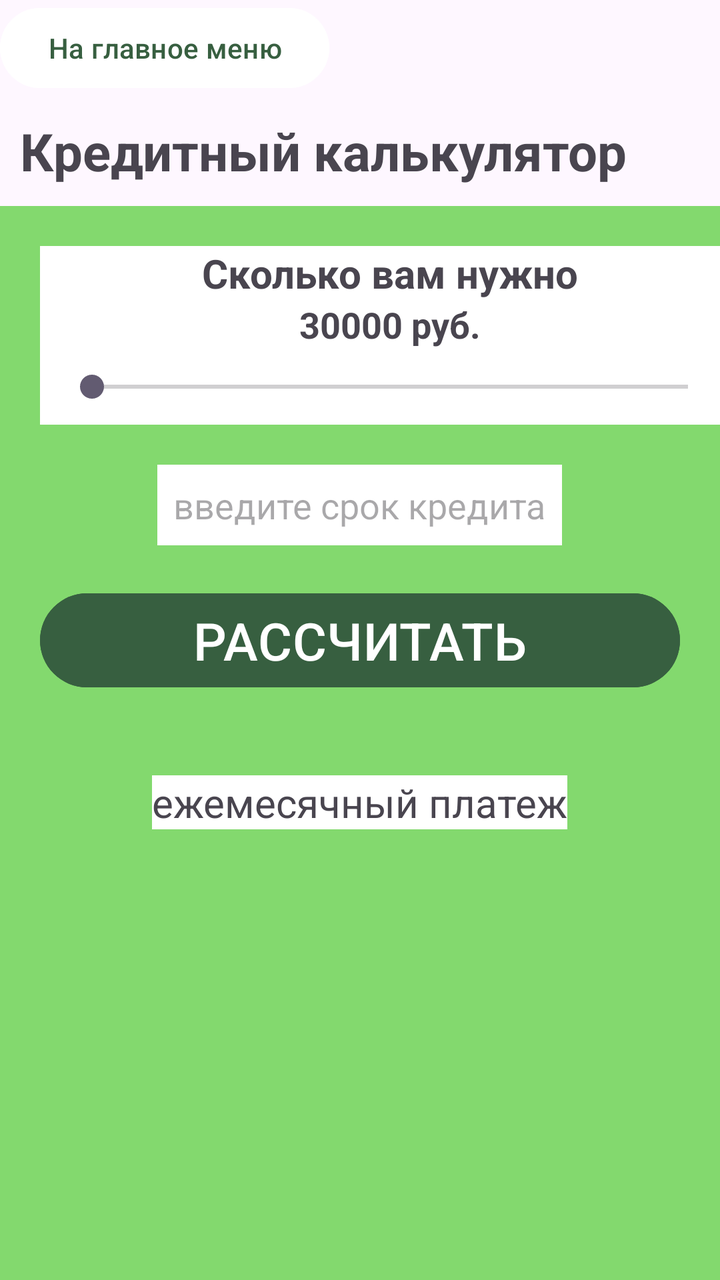
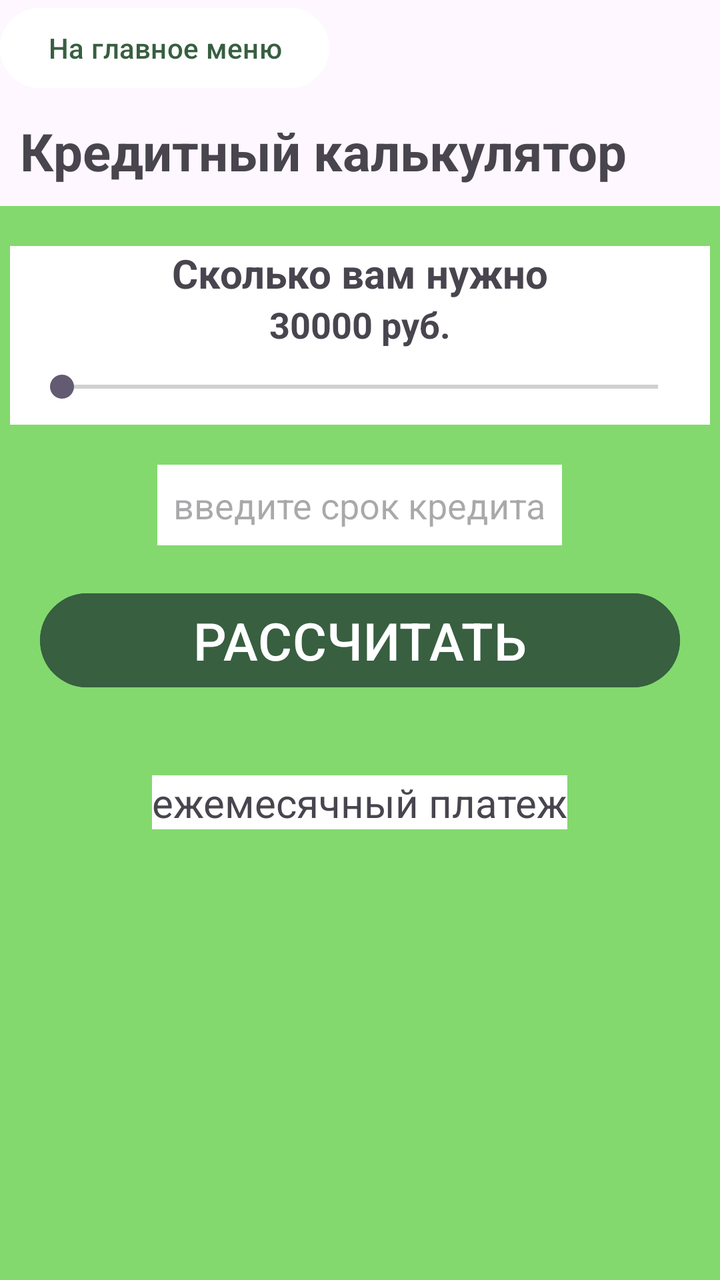

The first picture is an Android layout as it rendered before a commit; the second is the same layout after the commit. The layout source and the unified diff follow.
<!-- AndroidManifest.xml: application theme Theme.Zd1_moskvina -->
<!-- res/layout/fragment_credit.xml -->
<?xml version="1.0" encoding="utf-8"?>
<LinearLayout xmlns:android="http://schemas.android.com/apk/res/android"
    xmlns:tools="http://schemas.android.com/tools"
    android:layout_width="match_parent"
    android:layout_height="match_parent"
    tools:context=".CreditFragment"
    android:orientation="vertical">

    <Button
        android:id="@+id/btnBack"
        android:layout_width="wrap_content"
        android:layout_height="wrap_content"
        android:text="На главное меню"
        android:textSize="14sp"
        android:backgroundTint="@color/white"
        android:textColor="@color/darkgreen" />

    <TextView
        android:layout_width="wrap_content"
        android:layout_height="wrap_content"
        android:text="Кредитный калькулятор"
        android:textSize="26sp"
        android:gravity="center_horizontal"
        android:layout_margin="10dp"
        android:textStyle="bold" />

    <LinearLayout
        android:layout_width="match_parent"
        android:layout_height="match_parent"
        android:background="@color/green"
        android:orientation="vertical">

        <LinearLayout
            android:layout_width="350dp"
            android:layout_height="wrap_content"
            android:layout_margin="20dp"
            android:background="@color/white"
            android:orientation="vertical">

            <TextView
                android:layout_width="wrap_content"
                android:layout_height="wrap_content"
                android:text="Сколько вам нужно"
                android:textStyle="bold"
                android:textSize="20sp"
                android:layout_gravity="center_horizontal" />

            <TextView
                android:id="@+id/amountText"
                android:layout_width="wrap_content"
                android:layout_height="wrap_content"
                android:layout_gravity="center_horizontal"
                android:text="30000 руб."
                android:textSize="18sp"
                android:textStyle="bold" />

            <SeekBar
                android:id="@+id/slider"
                android:layout_width="match_parent"
                android:layout_height="wrap_content"
                android:max="70000"
                android:layout_margin="10dp" />
        </LinearLayout>

        <EditText
            android:id="@+id/srokET"
            android:layout_width="wrap_content"
            android:layout_height="wrap_content"
            android:hint="введите срок кредита"
            android:inputType="number"
            android:padding="8dp"
            android:background="@color/white"
            android:layout_gravity="center_horizontal" />

        <Button
            android:id="@+id/calculate"
            android:layout_width="match_parent"
            android:layout_height="wrap_content"
            android:text="РАССЧИТАТЬ"
            android:backgroundTint="@color/darkgreen"
            android:textSize="26sp"
            android:layout_margin="20dp" />

        <TextView
            android:id="@+id/rezText"
            android:layout_width="wrap_content"
            android:layout_height="wrap_content"
            android:background="@color/white"
            android:text="ежемесячный платеж"
            android:textSize="20sp"
            android:layout_gravity="center_horizontal"
            android:layout_margin="20dp" />
    </LinearLayout>
</LinearLayout>
<!-- resources referenced by this layout -->
<resources>
  <color name="darkgreen">#375F40</color>
  <color name="green">#83D96E</color>
  <color name="white">#FFFFFFFF</color>
  <style name="Theme.Zd1_moskvina" parent="Base.Theme.Zd1_moskvina" />
  <style name="Base.Theme.Zd1_moskvina" parent="Theme.Material3.DayNight.NoActionBar">
          
          
      </style>
</resources>

<!-- the commit's change to res/layout/fragment_credit.xml (unified diff, before → after) -->
@@ -35,7 +35,8 @@
             android:layout_height="wrap_content"
             android:layout_margin="20dp"
             android:background="@color/white"
-            android:orientation="vertical">
+            android:orientation="vertical"
+            android:layout_gravity="center_horizontal">
 
             <TextView
                 android:layout_width="wrap_content"
